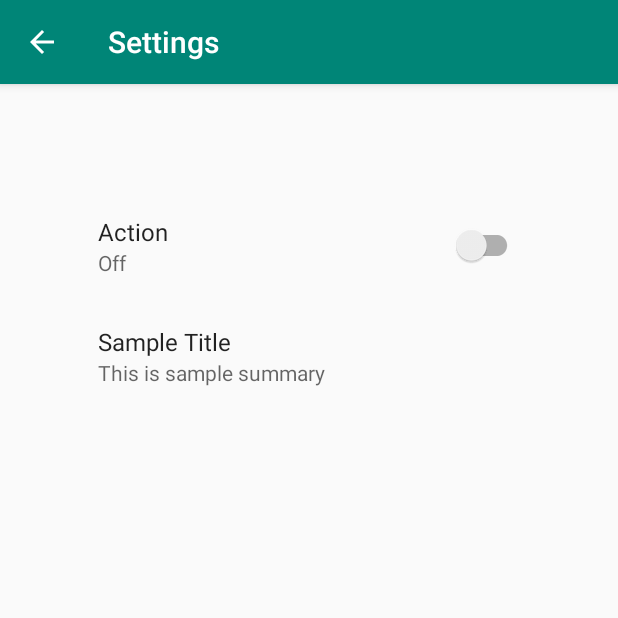
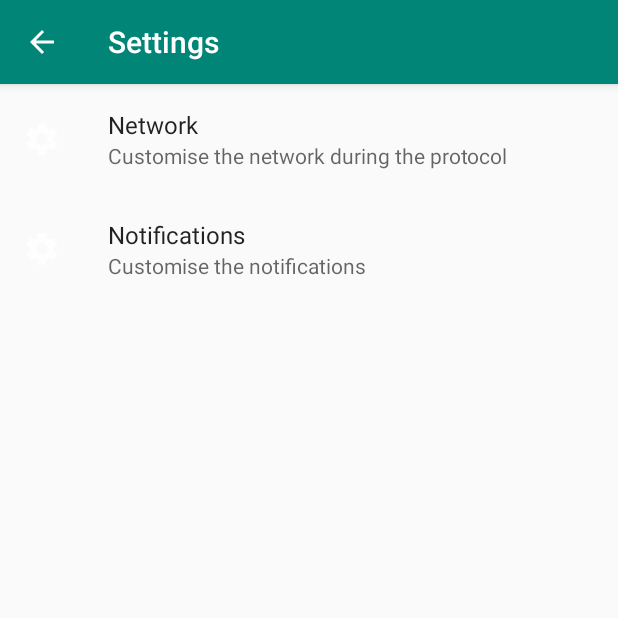
Before and after one commit to Sleewell/Sleewell-Android, an Android app: the SettingsActivity screen opened directly, with no data from a screen before it, on a phone screen of 412 x 824 dp, the top half of it. Run offline under Robolectric (Android 15) with nearby library versions, the phone set to English and light mode, and no system bars; our stand-ins replace androidx.preference.

Commit message:
Displaying Settings in activity setting
- Notifications
- Network

```diff
--- a/app/src/main/java/com/sleewell/sleewell/mvp/settings/view/SettingsActivity.kt
+++ b/app/src/main/java/com/sleewell/sleewell/mvp/settings/view/SettingsActivity.kt
@@ -1,36 +1,33 @@
 package com.sleewell.sleewell.mvp.settings.view
 
 import android.os.Bundle
+import androidx.appcompat.app.AppCompatActivity
+import androidx.preference.Preference
+import androidx.preference.PreferenceFragmentCompat
 import android.view.MenuItem
-import androidx.appcompat.app.AppCompatActivity
 import com.sleewell.sleewell.R
 import com.sleewell.sleewell.mvp.settings.SettingsContract
-import androidx.preference.PreferenceFragmentCompat
 import com.sleewell.sleewell.mvp.settings.presenter.SettingsPresenter
 
-class SettingsActivity : AppCompatActivity(), SettingsContract.View {
+private const val TITLE_TAG = "Settings"
+
+class SettingsActivity : AppCompatActivity(), SettingsContract.View, PreferenceFragmentCompat.OnPreferenceStartFragmentCallback {
 
     private lateinit var presenter: SettingsContract.Presenter
 
     override fun onCreate(savedInstanceState: Bundle?) {
         super.onCreate(savedInstanceState)
         setContentView(R.layout.activity_settings)
-        supportFragmentManager
-            .beginTransaction()
-            .replace(R.id.settings, SettingsFragment())
-            .commit()
+        if (savedInstanceState == null) {
+            supportFragmentManager
+                .beginTransaction()
+                .replace(R.id.settings, SettingsFragment())
+                .commit()
+        } else {
+            title = savedInstanceState.getCharSequence(TITLE_TAG)
+        }
         supportActionBar?.setDisplayHomeAsUpEnabled(true)
         setPresenter(SettingsPresenter(this))
-    }
-
-    /**
-     * Function called when quitting the activity
-     *
-     * @author Gabin Warnier de wailly
-     */
-    override fun onStop() {
-        super.onStop()
-        presenter.onDestroy()
     }
 
     /**
@@ -45,6 +42,54 @@ class SettingsActivity : AppCompatActivity(), SettingsContract.View {
     }
 
     /**
+     * Function called when quitting the activity
+     *
+     * @author Gabin Warnier de wailly
+     */
+    override fun onStop() {
+        super.onStop()
+        presenter.onDestroy()
+    }
+
+    /**
+     * Function called at the selection of a category of setting on the view
+     * Will change the fragment
+     *
+     * @param caller
+     * @param pref
+     * @return boolean
+     * @author Hugo Berthomé
+     */
+    override fun onPreferenceStartFragment(caller: PreferenceFragmentCompat, pref: Preference): Boolean {
+        // Instantiate the new Fragment
+        val args = pref.extras
+        val fragment = supportFragmentManager.fragmentFactory.instantiate(
+            classLoader,
+            pref.fragment)
+        fragment.arguments = args
+        fragment.setTargetFragment(caller, 0)
+        // Replace the existing Fragment with the new Fragment
+        supportFragmentManager.beginTransaction()
+            .replace(R.id.settings, fragment)
+            .addToBackStack(null)
+            .commit()
+        return true
+    }
+
+    override fun onSaveInstanceState(outState: Bundle) {
+        super.onSaveInstanceState(outState)
+        // Save current activity title so we can set it again after a configuration change
+        outState.putCharSequence(TITLE_TAG, title)
+    }
+
+    override fun onSupportNavigateUp(): Boolean {
+        if (supportFragmentManager.popBackStackImmediate()) {
+            return true
+        }
+        return super.onSupportNavigateUp()
+    }
+
+    /**
      * Set the save of the user settings
      *
      * @author Gabin warnier de wailly
@@ -52,6 +97,28 @@ class SettingsActivity : AppCompatActivity(), SettingsContract.View {
     class SettingsFragment : PreferenceFragmentCompat() {
         override fun onCreatePreferences(savedInstanceState: Bundle?, rootKey: String?) {
             setPreferencesFromResource(R.xml.settings_preferences, rootKey)
+        }
+    }
+
+    /**
+     * Class instantiate to display Networks settings
+     *
+     * @author Hugo Berthomé
+     */
+    class NetworkPreferencesFragment : PreferenceFragmentCompat() {
+        override fun onCreatePreferences(savedInstanceState: Bundle?, rootKey: String?) {
+            setPreferencesFromResource(R.xml.network, rootKey)
+        }
+    }
+
+    /**
+     * Class instantiate to display Notifications settings
+     *
+     * @author Hugo Berthomé
+     */
+    class NotificationPreferencesFragment : PreferenceFragmentCompat() {
+        override fun onCreatePreferences(savedInstanceState: Bundle?, rootKey: String?) {
+            setPreferencesFromResource(R.xml.notification, rootKey)
         }
     }
 
--- a/app/src/main/res/layout/activity_settings.xml
+++ b/app/src/main/res/layout/activity_settings.xml
@@ -5,14 +5,12 @@
 
     <FrameLayout
         android:id="@+id/settings"
-        android:layout_width="371dp"
-        android:layout_height="655dp"
-        android:layout_marginTop="64dp"
-        android:layout_marginEnd="64dp"
+        android:layout_width="0dp"
+        android:layout_height="0dp"
         app:layout_constraintBottom_toBottomOf="parent"
         app:layout_constraintEnd_toEndOf="parent"
-        app:layout_constraintHorizontal_bias="0.333"
+        app:layout_constraintHorizontal_bias="0"
         app:layout_constraintStart_toStartOf="parent"
         app:layout_constraintTop_toTopOf="parent"
-        app:layout_constraintVertical_bias="0.157" />
+        app:layout_constraintVertical_bias="0.0" />
 </androidx.constraintlayout.widget.ConstraintLayout>
--- a/app/src/main/res/values/strings.xml
+++ b/app/src/main/res/values/strings.xml
@@ -4,4 +4,21 @@
     <string name="title_dashboard">Dashboard</string>
     <string name="title_notifications">Notifications</string>
     <string name="start">Start</string>
+    <!-- Settings -->
+    <string name="setting_network_name">Network</string>
+    <string name="setting_network_summary">Customise the network during the protocol</string>
+    <string name="setting_notification_name">Notifications</string>
+    <string name="setting_notification_summary">Customise the notifications</string>
+    <string name="setting_wifi_name">Wifi</string>
+    <string name="setting_wifi_summary_on">Wifi is on during protocol</string>
+    <string name="setting_wifi_summary_off">Wifi is off during protocol</string>
+    <string name="setting_bluetooth_name">Bluetooth</string>
+    <string name="setting_bluetooth_summary_on">Bluetooth is on during protocol</string>
+    <string name="setting_bluetooth_summary_off">Bluetooth is off during protocol</string>
+    <string name="setting_cellular_name">Cellular Data</string>
+    <string name="setting_cellular_summary_on">Cellular Data is on during protocol</string>
+    <string name="setting_cellular_summary_off">Cellular Data is off during protocol</string>
+    <string name="setting_dnd_name">Dot Not Disturb</string>
+    <string name="setting_dnd_summary_on">Dnd is off during protocol</string>
+    <string name="setting_dnd_summary_off">Dnd is on during protocol"</string>
 </resources>
--- /dev/null
+++ b/app/src/main/res/xml/network.xml
@@ -0,0 +1,29 @@
+<?xml version="1.0" encoding="utf-8"?>
+<androidx.preference.PreferenceScreen xmlns:android="http://schemas.android.com/apk/res/android"
+    xmlns:app="http://schemas.android.com/apk/res-auto">
+
+    <PreferenceCategory
+        app:key="network_category"
+        app:title="@string/setting_network_name">
+        <SwitchPreferenceCompat
+            app:icon="@drawable/ic_setting"
+            app:key="wifi"
+            app:summaryOff="@string/setting_wifi_summary_off"
+            app:summaryOn="@string/setting_wifi_summary_on"
+            app:title="@string/setting_wifi_name" />
+
+        <SwitchPreferenceCompat
+            app:icon="@drawable/ic_setting"
+            app:key="bluetooth"
+            app:summaryOff="@string/setting_bluetooth_summary_off"
+            app:summaryOn="@string/setting_bluetooth_summary_on"
+            app:title="@string/setting_bluetooth_name" />
+
+        <SwitchPreferenceCompat
+            app:icon="@drawable/ic_setting"
+            app:key="cellular"
+            app:summaryOff="@string/setting_cellular_summary_off"
+            app:summaryOn="@string/setting_cellular_summary_on"
+            app:title="@string/setting_cellular_name" />
+    </PreferenceCategory>
+</androidx.preference.PreferenceScreen>
--- /dev/null
+++ b/app/src/main/res/xml/notification.xml
@@ -0,0 +1,17 @@
+<?xml version="1.0" encoding="utf-8"?>
+<androidx.preference.PreferenceScreen
+    xmlns:app="http://schemas.android.com/apk/res-auto"
+    >
+
+    <PreferenceCategory
+        app:key="notifications_category"
+        app:title="@string/setting_notification_name">
+
+        <SwitchPreferenceCompat
+            app:key="dnd"
+            app:title="@string/setting_dnd_name"
+            app:summaryOff="@string/setting_dnd_summary_off"
+            app:summaryOn="@string/setting_dnd_summary_on"/>
+    </PreferenceCategory>
+
+</androidx.preference.PreferenceScreen>
--- a/app/src/main/res/xml/settings_preferences.xml
+++ b/app/src/main/res/xml/settings_preferences.xml
@@ -1,17 +1,17 @@
 <?xml version="1.0" encoding="utf-8"?>
-<PreferenceScreen
-    xmlns:android="http://schemas.android.com/apk/res/android"
+<androidx.preference.PreferenceScreen
     xmlns:app="http://schemas.android.com/apk/res-auto">
 
-    <SwitchPreferenceCompat
-        app:key="test_switch"
-        app:title="Action"
-        app:summaryOff="Off"
-        app:summaryOn="On"/>
+    <Preference
+        app:title="@string/setting_network_name"
+        app:summary="@string/setting_network_summary"
+        app:fragment="com.sleewell.sleewell.mvp.settings.view.SettingsActivity$NetworkPreferencesFragment"
+        app:icon="@drawable/ic_setting"/>
 
     <Preference
-        app:key="test_text"
-        app:title="Sample Title"
-        app:summary="This is sample summary" />
+        app:title="@string/setting_notification_name"
+        app:summary="@string/setting_notification_summary"
+        app:fragment="com.sleewell.sleewell.mvp.settings.view.SettingsActivity$NotificationPreferencesFragment"
+        app:icon="@drawable/ic_setting"/>
 
-</PreferenceScreen>
+</androidx.preference.PreferenceScreen>
```
